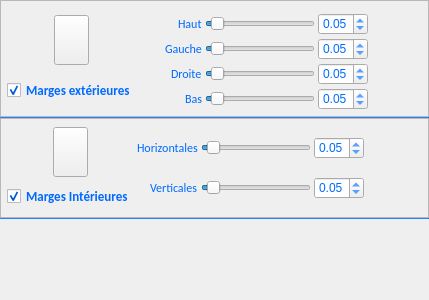
FlorianLance/PhotosConsigne, file PhotosConsigne/ui/Margins.ui: the form before one commit.
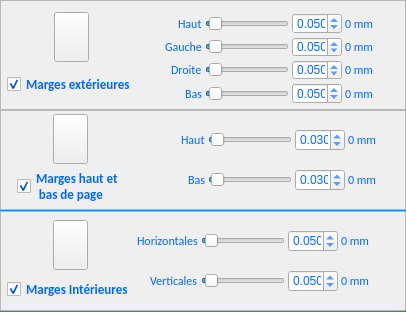
The form after the commit. Icons and pictures are not drawn.

What changed in the file:
```diff
--- a/PhotosConsigne/ui/Margins.ui
+++ b/PhotosConsigne/ui/Margins.ui
@@ -6,10 +6,16 @@
    <rect>
     <x>0</x>
     <y>0</y>
-    <width>400</width>
-    <height>300</height>
+    <width>406</width>
+    <height>312</height>
    </rect>
   </property>
+  <property name="maximumSize">
+   <size>
+    <width>445</width>
+    <height>16777215</height>
+   </size>
+  </property>
   <property name="windowTitle">
    <string>Form</string>
   </property>
@@ -43,7 +49,7 @@
      <property name="minimumSize">
       <size>
        <width>0</width>
-       <height>100</height>
+       <height>110</height>
       </size>
      </property>
      <property name="styleSheet">
@@ -75,7 +81,7 @@
        <widget class="QFrame" name="frameExternMargins_sub2">
         <property name="minimumSize">
          <size>
-          <width>260</width>
+          <width>0</width>
           <height>0</height>
          </size>
         </property>
@@ -104,34 +110,113 @@
          <property name="spacing">
           <number>3</number>
          </property>
-         <item row="0" column="1">
-          <widget class="QSlider" name="hsTopMargins">
+         <item row="4" column="1">
+          <widget class="QSlider" name="hsBottomMargins">
            <property name="minimumSize">
             <size>
-             <width>110</width>
+             <width>0</width>
              <height>0</height>
             </size>
            </property>
            <property name="maximumSize">
             <size>
-             <width>16777215</width>
+             <width>100</width>
              <height>16777215</height>
             </size>
            </property>
            <property name="toolTip">
-            <string>Ratio de la marge extérieure du haut</string>
+            <string>Ratio de la marge extérieure du bas</string>
            </property>
            <property name="maximum">
-            <number>1000</number>
+            <number>10000</number>
            </property>
            <property name="value">
-            <number>50</number>
+            <number>500</number>
            </property>
            <property name="orientation">
             <enum>Qt::Horizontal</enum>
            </property>
           </widget>
          </item>
+         <item row="0" column="2">
+          <widget class="QDoubleSpinBox" name="dsbTopMargins">
+           <property name="maximumSize">
+            <size>
+             <width>50</width>
+             <height>16777215</height>
+            </size>
+           </property>
+           <property name="toolTip">
+            <string>Ratio de la marge extérieure du haut</string>
+           </property>
+           <property name="styleSheet">
+            <string notr="true">
+
+QWidget {
+  
+	color : rgb(0,106,255);
+     font:  bold 10 ptCalibri;
+
+
+ }
+
+
+QWidget:!enabled {
+  
+	color : rgb(150,150,150);
+
+     font:  bold 10 ptCalibri;
+ }
+</string>
+           </property>
+           <property name="decimals">
+            <number>3</number>
+           </property>
+           <property name="maximum">
+            <double>1.000000000000000</double>
+           </property>
+           <property name="singleStep">
+            <double>0.003000000000000</double>
+           </property>
+           <property name="value">
+            <double>0.050000000000000</double>
+           </property>
+          </widget>
+         </item>
+         <item row="3" column="0" alignment="Qt::AlignRight">
+          <widget class="QLabel" name="laRightMargins">
+           <property name="styleSheet">
+            <string notr="true">
+
+QWidget {
+  
+	color : rgb(0,106,255);
+     font:  9pt Calibri;
+
+
+ }
+
+
+QWidget:!enabled {
+  
+	color : rgb(150,150,150);
+     font:  9pt Calibri;
+ }
+QWidget {
+  
+	color : rgb(0,106,255);
+    font:  9pt Calibri;
+
+ }
+
+
+</string>
+           </property>
+           <property name="text">
+            <string>Droite</string>
+           </property>
+          </widget>
+         </item>
          <item row="2" column="2">
           <widget class="QDoubleSpinBox" name="dsbLeftMargins">
            <property name="maximumSize">
@@ -163,63 +248,29 @@
  }
 </string>
            </property>
+           <property name="decimals">
+            <number>3</number>
+           </property>
            <property name="maximum">
             <double>1.000000000000000</double>
            </property>
            <property name="singleStep">
-            <double>0.010000000000000</double>
+            <double>0.003000000000000</double>
            </property>
            <property name="value">
             <double>0.050000000000000</double>
            </property>
           </widget>
          </item>
-         <item row="2" column="1">
-          <widget class="QSlider" name="hsLeftMargins">
-           <property name="minimumSize">
-            <size>
-             <width>110</width>
-             <height>0</height>
-            </size>
-           </property>
-           <property name="maximumSize">
-            <size>
-             <width>16777215</width>
-             <height>16777215</height>
-            </size>
-           </property>
-           <property name="toolTip">
-            <string>Ratio de la marge extérieure gauche</string>
-           </property>
-           <property name="maximum">
-            <number>1000</number>
-           </property>
-           <property name="value">
-            <number>50</number>
-           </property>
-           <property name="orientation">
-            <enum>Qt::Horizontal</enum>
-           </property>
-          </widget>
-         </item>
-         <item row="0" column="2">
-          <widget class="QDoubleSpinBox" name="dsbTopMargins">
-           <property name="maximumSize">
-            <size>
-             <width>50</width>
-             <height>16777215</height>
-            </size>
-           </property>
-           <property name="toolTip">
-            <string>Ratio de la marge extérieure du haut</string>
-           </property>
+         <item row="0" column="3">
+          <widget class="QLabel" name="laTopMM">
            <property name="styleSheet">
             <string notr="true">
 
 QWidget {
   
 	color : rgb(0,106,255);
-     font:  bold 10 ptCalibri;
+     font:  9pt Calibri;
 
 
  }
@@ -228,19 +279,20 @@
 QWidget:!enabled {
   
 	color : rgb(150,150,150);
+     font:  9pt Calibri;
+ }
+QWidget {
+  
+	color : rgb(0,106,255);
+    font:  9pt Calibri;
 
-     font:  bold 10 ptCalibri;
  }
+
+
 </string>
            </property>
-           <property name="maximum">
-            <double>1.000000000000000</double>
-           </property>
-           <property name="singleStep">
-            <double>0.010000000000000</double>
-           </property>
-           <property name="value">
-            <double>0.050000000000000</double>
+           <property name="text">
+            <string>0 mm</string>
            </property>
           </widget>
          </item>
@@ -309,120 +361,20 @@
  }
 </string>
            </property>
+           <property name="decimals">
+            <number>3</number>
+           </property>
            <property name="maximum">
             <double>1.000000000000000</double>
            </property>
            <property name="singleStep">
-            <double>0.010000000000000</double>
+            <double>0.003000000000000</double>
            </property>
            <property name="value">
             <double>0.050000000000000</double>
            </property>
           </widget>
          </item>
-         <item row="3" column="1">
-          <widget class="QSlider" name="hsRightMargins">
-           <property name="minimumSize">
-            <size>
-             <width>110</width>
-             <height>0</height>
-            </size>
-           </property>
-           <property name="maximumSize">
-            <size>
-             <width>16777215</width>
-             <height>16777215</height>
-            </size>
-           </property>
-           <property name="toolTip">
-            <string>Ratio de la marge extérieure droite</string>
-           </property>
-           <property name="maximum">
-            <number>1000</number>
-           </property>
-           <property name="value">
-            <number>50</number>
-           </property>
-           <property name="orientation">
-            <enum>Qt::Horizontal</enum>
-           </property>
-          </widget>
-         </item>
-         <item row="4" column="1">
-          <widget class="QSlider" name="hsBottomMargins">
-           <property name="minimumSize">
-            <size>
-             <width>110</width>
-             <height>0</height>
-            </size>
-           </property>
-           <property name="maximumSize">
-            <size>
-             <width>16777215</width>
-             <height>16777215</height>
-            </size>
-           </property>
-           <property name="toolTip">
-            <string>Ratio de la marge extérieure du bas</string>
-           </property>
-           <property name="maximum">
-            <number>1000</number>
-           </property>
-           <property name="value">
-            <number>50</number>
-           </property>
-           <property name="orientation">
-            <enum>Qt::Horizontal</enum>
-           </property>
-          </widget>
-         </item>
-         <item row="3" column="0" alignment="Qt::AlignRight">
-          <widget class="QLabel" name="laRightMargins">
-           <property name="styleSheet">
-            <string notr="true">
-
-QWidget {
-  
-	color : rgb(0,106,255);
-     font:  9pt Calibri;
-
-
- }
-
-
-QWidget:!enabled {
-  
-	color : rgb(150,150,150);
-     font:  9pt Calibri;
- }
-QWidget {
-  
-	color : rgb(0,106,255);
-    font:  9pt Calibri;
-
- }
-
-
-</string>
-           </property>
-           <property name="text">
-            <string>Droite</string>
-           </property>
-          </widget>
-         </item>
-         <item row="3" column="3">
-          <spacer name="horizontalSpacer1">
-           <property name="orientation">
-            <enum>Qt::Horizontal</enum>
-           </property>
-           <property name="sizeHint" stdset="0">
-            <size>
-             <width>40</width>
-             <height>20</height>
-            </size>
-           </property>
-          </spacer>
-         </item>
          <item row="4" column="0" alignment="Qt::AlignRight">
           <widget class="QLabel" name="laBottomMargins">
            <property name="styleSheet">
@@ -457,6 +409,130 @@
            </property>
           </widget>
          </item>
+         <item row="2" column="3">
+          <widget class="QLabel" name="laLeftMM">
+           <property name="styleSheet">
+            <string notr="true">
+
+QWidget {
+  
+	color : rgb(0,106,255);
+     font:  9pt Calibri;
+
+
+ }
+
+
+QWidget:!enabled {
+  
+	color : rgb(150,150,150);
+     font:  9pt Calibri;
+ }
+QWidget {
+  
+	color : rgb(0,106,255);
+    font:  9pt Calibri;
+
+ }
+
+
+</string>
+           </property>
+           <property name="text">
+            <string>0 mm</string>
+           </property>
+          </widget>
+         </item>
+         <item row="2" column="1">
+          <widget class="QSlider" name="hsLeftMargins">
+           <property name="minimumSize">
+            <size>
+             <width>0</width>
+             <height>0</height>
+            </size>
+           </property>
+           <property name="maximumSize">
+            <size>
+             <width>100</width>
+             <height>16777215</height>
+            </size>
+           </property>
+           <property name="toolTip">
+            <string>Ratio de la marge extérieure gauche</string>
+           </property>
+           <property name="maximum">
+            <number>10000</number>
+           </property>
+           <property name="value">
+            <number>500</number>
+           </property>
+           <property name="orientation">
+            <enum>Qt::Horizontal</enum>
+           </property>
+          </widget>
+         </item>
+         <item row="0" column="1">
+          <widget class="QSlider" name="hsTopMargins">
+           <property name="minimumSize">
+            <size>
+             <width>0</width>
+             <height>0</height>
+            </size>
+           </property>
+           <property name="maximumSize">
+            <size>
+             <width>100</width>
+             <height>16777215</height>
+            </size>
+           </property>
+           <property name="toolTip">
+            <string>Ratio de la marge extérieure du haut</string>
+           </property>
+           <property name="maximum">
+            <number>10000</number>
+           </property>
+           <property name="value">
+            <number>500</number>
+           </property>
+           <property name="orientation">
+            <enum>Qt::Horizontal</enum>
+           </property>
+          </widget>
+         </item>
+         <item row="3" column="3">
+          <widget class="QLabel" name="laRightMM">
+           <property name="styleSheet">
+            <string notr="true">
+
+QWidget {
+  
+	color : rgb(0,106,255);
+     font:  9pt Calibri;
+
+
+ }
+
+
+QWidget:!enabled {
+  
+	color : rgb(150,150,150);
+     font:  9pt Calibri;
+ }
+QWidget {
+  
+	color : rgb(0,106,255);
+    font:  9pt Calibri;
+
+ }
+
+
+</string>
+           </property>
+           <property name="text">
+            <string>0 mm</string>
+           </property>
+          </widget>
+         </item>
          <item row="4" column="2">
           <widget class="QDoubleSpinBox" name="dsbBottomMargins">
            <property name="maximumSize">
@@ -488,11 +564,14 @@
  }
 </string>
            </property>
+           <property name="decimals">
+            <number>3</number>
+           </property>
            <property name="maximum">
             <double>1.000000000000000</double>
            </property>
            <property name="singleStep">
-            <double>0.010000000000000</double>
+            <double>0.003000000000000</double>
            </property>
            <property name="value">
             <double>0.050000000000000</double>
@@ -539,6 +618,81 @@
            </property>
           </widget>
          </item>
+         <item row="4" column="3">
+          <widget class="QLabel" name="laBottomMM">
+           <property name="styleSheet">
+            <string notr="true">
+
+QWidget {
+  
+	color : rgb(0,106,255);
+     font:  9pt Calibri;
+
+
+ }
+
+
+QWidget:!enabled {
+  
+	color : rgb(150,150,150);
+     font:  9pt Calibri;
+ }
+QWidget {
+  
+	color : rgb(0,106,255);
+    font:  9pt Calibri;
+
+ }
+
+
+</string>
+           </property>
+           <property name="text">
+            <string>0 mm</string>
+           </property>
+          </widget>
+         </item>
+         <item row="3" column="4">
+          <spacer name="horizontalSpacer1">
+           <property name="orientation">
+            <enum>Qt::Horizontal</enum>
+           </property>
+           <property name="sizeHint" stdset="0">
+            <size>
+             <width>20</width>
+             <height>20</height>
+            </size>
+           </property>
+          </spacer>
+         </item>
+         <item row="3" column="1">
+          <widget class="QSlider" name="hsRightMargins">
+           <property name="minimumSize">
+            <size>
+             <width>0</width>
+             <height>0</height>
+            </size>
+           </property>
+           <property name="maximumSize">
+            <size>
+             <width>100</width>
+             <height>16777215</height>
+            </size>
+           </property>
+           <property name="toolTip">
+            <string>Ratio de la marge extérieure droite</string>
+           </property>
+           <property name="maximum">
+            <number>10000</number>
+           </property>
+           <property name="value">
+            <number>500</number>
+           </property>
+           <property name="orientation">
+            <enum>Qt::Horizontal</enum>
+           </property>
+          </widget>
+         </item>
         </layout>
        </widget>
       </item>
@@ -662,6 +816,518 @@
      </layout>
     </widget>
    </item>
+   <item>
+    <widget class="QFrame" name="frameFooterHeaderMargins">
+     <property name="enabled">
+      <bool>true</bool>
+     </property>
+     <property name="sizePolicy">
+      <sizepolicy hsizetype="Minimum" vsizetype="Preferred">
+       <horstretch>0</horstretch>
+       <verstretch>0</verstretch>
+      </sizepolicy>
+     </property>
+     <property name="minimumSize">
+      <size>
+       <width>0</width>
+       <height>100</height>
+      </size>
+     </property>
+     <property name="styleSheet">
+      <string notr="true"/>
+     </property>
+     <property name="frameShape">
+      <enum>QFrame::StyledPanel</enum>
+     </property>
+     <property name="frameShadow">
+      <enum>QFrame::Raised</enum>
+     </property>
+     <layout class="QGridLayout" name="gridLayout_29">
+      <property name="leftMargin">
+       <number>3</number>
+      </property>
+      <property name="topMargin">
+       <number>3</number>
+      </property>
+      <property name="rightMargin">
+       <number>3</number>
+      </property>
+      <property name="bottomMargin">
+       <number>3</number>
+      </property>
+      <property name="spacing">
+       <number>3</number>
+      </property>
+      <item row="1" column="0" rowspan="2">
+       <widget class="QFrame" name="frameFooterHeaderMargins_sub1">
+        <property name="minimumSize">
+         <size>
+          <width>130</width>
+          <height>0</height>
+         </size>
+        </property>
+        <property name="styleSheet">
+         <string notr="true">.QFrame{
+    border: 0px solid gray;
+    border-radius: 0px;
+}</string>
+        </property>
+        <property name="frameShape">
+         <enum>QFrame::StyledPanel</enum>
+        </property>
+        <property name="frameShadow">
+         <enum>QFrame::Raised</enum>
+        </property>
+        <layout class="QVBoxLayout" name="verticalLayout_26">
+         <property name="spacing">
+          <number>3</number>
+         </property>
+         <property name="leftMargin">
+          <number>3</number>
+         </property>
+         <property name="topMargin">
+          <number>0</number>
+         </property>
+         <property name="rightMargin">
+          <number>0</number>
+         </property>
+         <property name="bottomMargin">
+          <number>0</number>
+         </property>
+         <item alignment="Qt::AlignHCenter">
+          <widget class="QPushButton" name="pbFooterHeadeMargins">
+           <property name="minimumSize">
+            <size>
+             <width>35</width>
+             <height>50</height>
+            </size>
+           </property>
+           <property name="maximumSize">
+            <size>
+             <width>35</width>
+             <height>50</height>
+            </size>
+           </property>
+           <property name="text">
+            <string/>
+           </property>
+           <property name="icon">
+            <iconset resource="../resources.qrc">
+             <normaloff>:/images/margins/footer_header_margins</normaloff>:/images/margins/footer_header_margins</iconset>
+           </property>
+           <property name="iconSize">
+            <size>
+             <width>35</width>
+             <height>50</height>
+            </size>
+           </property>
+          </widget>
+         </item>
+         <item alignment="Qt::AlignHCenter">
+          <widget class="QCheckBox" name="cbAddFooterHeaderMargins">
+           <property name="minimumSize">
+            <size>
+             <width>0</width>
+             <height>0</height>
+            </size>
+           </property>
+           <property name="maximumSize">
+            <size>
+             <width>16777215</width>
+             <height>16777215</height>
+            </size>
+           </property>
+           <property name="toolTip">
+            <string>Activation des marges intérieures</string>
+           </property>
+           <property name="styleSheet">
+            <string notr="true">QWidget {
+  
+	color : rgb(0,106,255);
+    font:  bold 10pt Calibri;
+
+
+ }
+
+
+QWidget:!enabled {
+  
+	color : rgb(150,150,150);
+    font:  bold 10pt Calibri;
+ }
+</string>
+           </property>
+           <property name="text">
+            <string>Marges haut et
+ bas de page</string>
+           </property>
+           <property name="checked">
+            <bool>true</bool>
+           </property>
+          </widget>
+         </item>
+        </layout>
+       </widget>
+      </item>
+      <item row="1" column="2" rowspan="2">
+       <widget class="QFrame" name="frameFooterHeaderMargins_sub2">
+        <property name="minimumSize">
+         <size>
+          <width>0</width>
+          <height>0</height>
+         </size>
+        </property>
+        <property name="styleSheet">
+         <string notr="true">.QFrame{
+    border: 0px solid gray;
+    border-radius: 0px;
+}</string>
+        </property>
+        <property name="frameShape">
+         <enum>QFrame::StyledPanel</enum>
+        </property>
+        <property name="frameShadow">
+         <enum>QFrame::Raised</enum>
+        </property>
+        <layout class="QGridLayout" name="gridLayout_30">
+         <property name="leftMargin">
+          <number>0</number>
+         </property>
+         <property name="topMargin">
+          <number>0</number>
+         </property>
+         <property name="rightMargin">
+          <number>0</number>
+         </property>
+         <property name="bottomMargin">
+          <number>0</number>
+         </property>
+         <property name="spacing">
+          <number>3</number>
+         </property>
+         <item row="1" column="2">
+          <widget class="QDoubleSpinBox" name="dsbFooterMargin">
+           <property name="maximumSize">
+            <size>
+             <width>50</width>
+             <height>16777215</height>
+            </size>
+           </property>
+           <property name="toolTip">
+            <string>Ratio de la marge intérieure verticale</string>
+           </property>
+           <property name="styleSheet">
+            <string notr="true">
+
+QWidget {
+  
+	color : rgb(0,106,255);
+     font:  bold 10 ptCalibri;
+
+
+ }
+
+
+QWidget:!enabled {
+  
+	color : rgb(150,150,150);
+
+     font:  bold 10 ptCalibri;
+ }
+</string>
+           </property>
+           <property name="decimals">
+            <number>3</number>
+           </property>
+           <property name="maximum">
+            <double>1.000000000000000</double>
+           </property>
+           <property name="singleStep">
+            <double>0.003000000000000</double>
+           </property>
+           <property name="value">
+            <double>0.030000000000000</double>
+           </property>
+          </widget>
+         </item>
+         <item row="1" column="1">
+          <widget class="QSlider" name="hsFooterMargin">
+           <property name="minimumSize">
+            <size>
+             <width>0</width>
+             <height>0</height>
+            </size>
+           </property>
+           <property name="maximumSize">
+            <size>
+             <width>100</width>
+             <height>16777215</height>
+            </size>
+           </property>
+           <property name="toolTip">
+            <string>Ratio de la marge intérieure verticale</string>
+           </property>
+           <property name="maximum">
+            <number>10000</number>
+           </property>
+           <property name="value">
+            <number>300</number>
+           </property>
+           <property name="orientation">
+            <enum>Qt::Horizontal</enum>
+           </property>
+          </widget>
+         </item>
+         <item row="0" column="2">
+          <widget class="QDoubleSpinBox" name="dsbHeaderMargin">
+           <property name="maximumSize">
+            <size>
+             <width>50</width>
+             <height>16777215</height>
+            </size>
+           </property>
+           <property name="toolTip">
+            <string>Ratio de la marge intérieure horizontale</string>
+           </property>
+           <property name="styleSheet">
+            <string notr="true">
+
+QWidget {
+  
+	color : rgb(0,106,255);
+     font:  bold 10 ptCalibri;
+
+
+ }
+
+
+QWidget:!enabled {
+  
+	color : rgb(150,150,150);
+
+     font:  bold 10 ptCalibri;
+ }
+</string>
+           </property>
+           <property name="decimals">
+            <number>3</number>
+           </property>
+           <property name="maximum">
+            <double>1.000000000000000</double>
+           </property>
+           <property name="singleStep">
+            <double>0.003000000000000</double>
+           </property>
+           <property name="value">
+            <double>0.030000000000000</double>
+           </property>
+          </widget>
+         </item>
+         <item row="0" column="0" alignment="Qt::AlignRight">
+          <widget class="QLabel" name="laHeader">
+           <property name="minimumSize">
+            <size>
+             <width>0</width>
+             <height>0</height>
+            </size>
+           </property>
+           <property name="styleSheet">
+            <string notr="true">
+
+QWidget {
+  
+	color : rgb(0,106,255);
+     font:  9pt Calibri;
+
+
+ }
+
+
+QWidget:!enabled {
+  
+	color : rgb(150,150,150);
+     font:  9pt Calibri;
+ }
+QWidget {
+  
+	color : rgb(0,106,255);
+    font:  9pt Calibri;
+
+ }
+
+
+</string>
+           </property>
+           <property name="text">
+            <string>Haut</string>
+           </property>
+          </widget>
+         </item>
+         <item row="0" column="3">
+          <widget class="QLabel" name="laHeaderMM">
+           <property name="styleSheet">
+            <string notr="true">
+
+QWidget {
+  
+	color : rgb(0,106,255);
+     font:  9pt Calibri;
+
+
+ }
+
+
+QWidget:!enabled {
+  
+	color : rgb(150,150,150);
+     font:  9pt Calibri;
+ }
+QWidget {
+  
+	color : rgb(0,106,255);
+    font:  9pt Calibri;
+
+ }
+
+
+</string>
+           </property>
+           <property name="text">
+            <string>0 mm</string>
+           </property>
+          </widget>
+         </item>
+         <item row="0" column="1">
+          <widget class="QSlider" name="hsHeaderMargin">
+           <property name="minimumSize">
+            <size>
+             <width>0</width>
+             <height>0</height>
+            </size>
+           </property>
+           <property name="maximumSize">
+            <size>
+             <width>100</width>
+             <height>16777215</height>
+            </size>
+           </property>
+           <property name="toolTip">
+            <string>Ratio de la marge intérieure horizontale</string>
+           </property>
+           <property name="maximum">
+            <number>10000</number>
+           </property>
+           <property name="value">
+            <number>300</number>
+           </property>
+           <property name="sliderPosition">
+            <number>300</number>
+           </property>
+           <property name="orientation">
+            <enum>Qt::Horizontal</enum>
+           </property>
+          </widget>
+         </item>
+         <item row="1" column="0" alignment="Qt::AlignRight">
+          <widget class="QLabel" name="laFooter">
+           <property name="styleSheet">
+            <string notr="true">
+
+QWidget {
+  
+	color : rgb(0,106,255);
+     font:  9pt Calibri;
+
+
+ }
+
+
+QWidget:!enabled {
+  
+	color : rgb(150,150,150);
+     font:  9pt Calibri;
+ }
+QWidget {
+  
+	color : rgb(0,106,255);
+    font:  9pt Calibri;
+
+ }
+
+
+</string>
+           </property>
+           <property name="text">
+            <string>Bas</string>
+           </property>
+          </widget>
+         </item>
+         <item row="1" column="3">
+          <widget class="QLabel" name="laFooterMM">
+           <property name="styleSheet">
+            <string notr="true">
+
+QWidget {
+  
+	color : rgb(0,106,255);
+     font:  9pt Calibri;
+
+
+ }
+
+
+QWidget:!enabled {
+  
+	color : rgb(150,150,150);
+     font:  9pt Calibri;
+ }
+QWidget {
+  
+	color : rgb(0,106,255);
+    font:  9pt Calibri;
+
+ }
+
+
+</string>
+           </property>
+           <property name="text">
+            <string>0 mm</string>
+           </property>
+          </widget>
+         </item>
+         <item row="0" column="4">
+          <spacer name="horizontalSpacer3">
+           <property name="orientation">
+            <enum>Qt::Horizontal</enum>
+           </property>
+           <property name="sizeHint" stdset="0">
+            <size>
+             <width>20</width>
+             <height>20</height>
+            </size>
+           </property>
+          </spacer>
+         </item>
+        </layout>
+       </widget>
+      </item>
+      <item row="1" column="1">
+       <widget class="QLabel" name="label">
+        <property name="minimumSize">
+         <size>
+          <width>41</width>
+          <height>0</height>
+         </size>
+        </property>
+        <property name="text">
+         <string/>
+        </property>
+       </widget>
+      </item>
+     </layout>
+    </widget>
+   </item>
    <item>
     <widget class="Line" name="line2">
      <property name="maximumSize">
@@ -834,7 +1500,7 @@
        <widget class="QFrame" name="frameInternMargins_sub2">
         <property name="minimumSize">
          <size>
-          <width>260</width>
+          <width>0</width>
           <height>0</height>
          </size>
         </property>
@@ -866,34 +1532,6 @@
          <property name="spacing">
           <number>3</number>
          </property>
-         <item row="0" column="1">
-          <widget class="QSlider" name="hsHorizontalMargins">
-           <property name="minimumSize">
-            <size>
-             <width>110</width>
-             <height>0</height>
-            </size>
-           </property>
-           <property name="maximumSize">
-            <size>
-             <width>16777215</width>
-             <height>16777215</height>
-            </size>
-           </property>
-           <property name="toolTip">
-            <string>Ratio de la marge intérieure horizontale</string>
-           </property>
-           <property name="maximum">
-            <number>1000</number>
-           </property>
-           <property name="value">
-            <number>50</number>
-           </property>
-           <property name="orientation">
-            <enum>Qt::Horizontal</enum>
-           </property>
-          </widget>
-         </item>
          <item row="1" column="0" alignment="Qt::AlignRight">
           <widget class="QLabel" name="laVerticalMargins">
            <property name="styleSheet">
@@ -928,76 +1566,6 @@
            </property>
           </widget>
          </item>
-         <item row="0" column="2">
-          <widget class="QDoubleSpinBox" name="dsbHorizontalMargins">
-           <property name="maximumSize">
-            <size>
-             <width>50</width>
-             <height>16777215</height>
-            </size>
-           </property>
-           <property name="toolTip">
-            <string>Ratio de la marge intérieure horizontale</string>
-           </property>
-           <property name="styleSheet">
-            <string notr="true">
-
-QWidget {
-  
-	color : rgb(0,106,255);
-     font:  bold 10 ptCalibri;
-
-
- }
-
-
-QWidget:!enabled {
-  
-	color : rgb(150,150,150);
-
-     font:  bold 10 ptCalibri;
- }
-</string>
-           </property>
-           <property name="maximum">
-            <double>1.000000000000000</double>
-           </property>
-           <property name="singleStep">
-            <double>0.010000000000000</double>
-           </property>
-           <property name="value">
-            <double>0.050000000000000</double>
-           </property>
-          </widget>
-         </item>
-         <item row="1" column="1">
-          <widget class="QSlider" name="hsVerticalMargins">
-           <property name="minimumSize">
-            <size>
-             <width>110</width>
-             <height>0</height>
-            </size>
-           </property>
-           <property name="maximumSize">
-            <size>
-             <width>16777215</width>
-             <height>16777215</height>
-            </size>
-           </property>
-           <property name="toolTip">
-            <string>Ratio de la marge intérieure verticale</string>
-           </property>
-           <property name="maximum">
-            <number>1000</number>
-           </property>
-           <property name="value">
-            <number>50</number>
-           </property>
-           <property name="orientation">
-            <enum>Qt::Horizontal</enum>
-           </property>
-          </widget>
-         </item>
          <item row="1" column="2">
           <widget class="QDoubleSpinBox" name="dsbVerticalMargins">
            <property name="maximumSize">
@@ -1029,29 +1597,160 @@
  }
 </string>
            </property>
+           <property name="decimals">
+            <number>3</number>
+           </property>
            <property name="maximum">
             <double>1.000000000000000</double>
            </property>
            <property name="singleStep">
-            <double>0.010000000000000</double>
+            <double>0.003000000000000</double>
            </property>
            <property name="value">
             <double>0.050000000000000</double>
            </property>
           </widget>
          </item>
-         <item row="0" column="3">
-          <spacer name="horizontalSpacer2">
+         <item row="0" column="1">
+          <widget class="QSlider" name="hsHorizontalMargins">
+           <property name="minimumSize">
+            <size>
+             <width>0</width>
+             <height>0</height>
+            </size>
+           </property>
+           <property name="maximumSize">
+            <size>
+             <width>100</width>
+             <height>16777215</height>
+            </size>
+           </property>
+           <property name="toolTip">
+            <string>Ratio de la marge intérieure horizontale</string>
+           </property>
+           <property name="maximum">
+            <number>10000</number>
+           </property>
+           <property name="value">
+            <number>500</number>
+           </property>
            <property name="orientation">
             <enum>Qt::Horizontal</enum>
            </property>
-           <property name="sizeHint" stdset="0">
+          </widget>
+         </item>
+         <item row="1" column="3">
+          <widget class="QLabel" name="laVInternMM">
+           <property name="styleSheet">
+            <string notr="true">
+
+QWidget {
+  
+	color : rgb(0,106,255);
+     font:  9pt Calibri;
+
+
+ }
+
+
+QWidget:!enabled {
+  
+	color : rgb(150,150,150);
+     font:  9pt Calibri;
+ }
+QWidget {
+  
+	color : rgb(0,106,255);
+    font:  9pt Calibri;
+
+ }
+
+
+</string>
+           </property>
+           <property name="text">
+            <string>0 mm</string>
+           </property>
+          </widget>
+         </item>
+         <item row="0" column="2">
+          <widget class="QDoubleSpinBox" name="dsbHorizontalMargins">
+           <property name="maximumSize">
             <size>
-             <width>40</width>
-             <height>20</height>
+             <width>50</width>
+             <height>16777215</height>
             </size>
            </property>
-          </spacer>
+           <property name="toolTip">
+            <string>Ratio de la marge intérieure horizontale</string>
+           </property>
+           <property name="styleSheet">
+            <string notr="true">
+
+QWidget {
+  
+	color : rgb(0,106,255);
+     font:  bold 10 ptCalibri;
+
+
+ }
+
+
+QWidget:!enabled {
+  
+	color : rgb(150,150,150);
+
+     font:  bold 10 ptCalibri;
+ }
+</string>
+           </property>
+           <property name="decimals">
+            <number>3</number>
+           </property>
+           <property name="maximum">
+            <double>1.000000000000000</double>
+           </property>
+           <property name="singleStep">
+            <double>0.003000000000000</double>
+           </property>
+           <property name="value">
+            <double>0.050000000000000</double>
+           </property>
+          </widget>
+         </item>
+         <item row="0" column="3">
+          <widget class="QLabel" name="laHInternMM">
+           <property name="styleSheet">
+            <string notr="true">
+
+QWidget {
+  
+	color : rgb(0,106,255);
+     font:  9pt Calibri;
+
+
+ }
+
+
+QWidget:!enabled {
+  
+	color : rgb(150,150,150);
+     font:  9pt Calibri;
+ }
+QWidget {
+  
+	color : rgb(0,106,255);
+    font:  9pt Calibri;
+
+ }
+
+
+</string>
+           </property>
+           <property name="text">
+            <string>0 mm</string>
+           </property>
+          </widget>
          </item>
          <item row="0" column="0" alignment="Qt::AlignRight">
           <widget class="QLabel" name="laHorizontalMargins">
@@ -1093,6 +1792,47 @@
            </property>
           </widget>
          </item>
+         <item row="0" column="4">
+          <spacer name="horizontalSpacer2">
+           <property name="orientation">
+            <enum>Qt::Horizontal</enum>
+           </property>
+           <property name="sizeHint" stdset="0">
+            <size>
+             <width>20</width>
+             <height>20</height>
+            </size>
+           </property>
+          </spacer>
+         </item>
+         <item row="1" column="1">
+          <widget class="QSlider" name="hsVerticalMargins">
+           <property name="minimumSize">
+            <size>
+             <width>0</width>
+             <height>0</height>
+            </size>
+           </property>
+           <property name="maximumSize">
+            <size>
+             <width>100</width>
+             <height>16777215</height>
+            </size>
+           </property>
+           <property name="toolTip">
+            <string>Ratio de la marge intérieure verticale</string>
+           </property>
+           <property name="maximum">
+            <number>10000</number>
+           </property>
+           <property name="value">
+            <number>500</number>
+           </property>
+           <property name="orientation">
+            <enum>Qt::Horizontal</enum>
+           </property>
+          </widget>
+         </item>
         </layout>
        </widget>
       </item>
```
